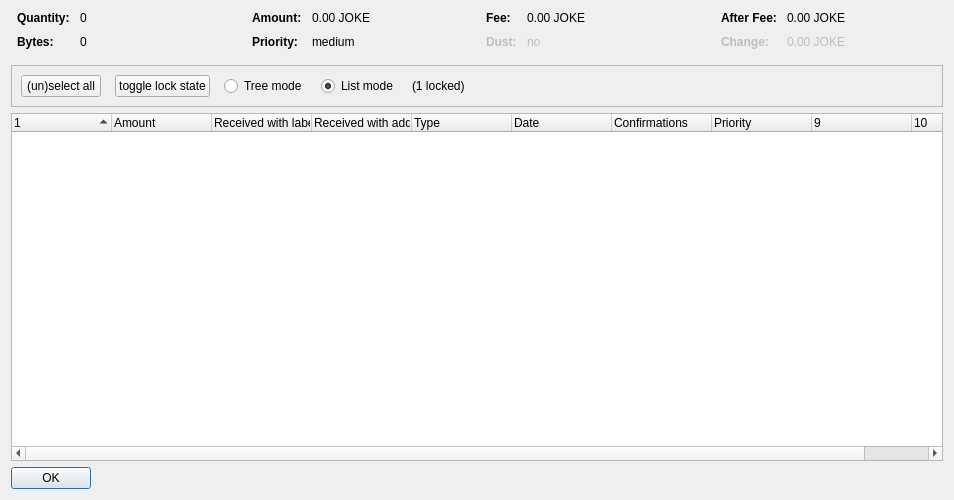
Above: src/qt/forms/coincontroldialog.ui from clowncrew/jokecoin before the change. Below: the same form after it.
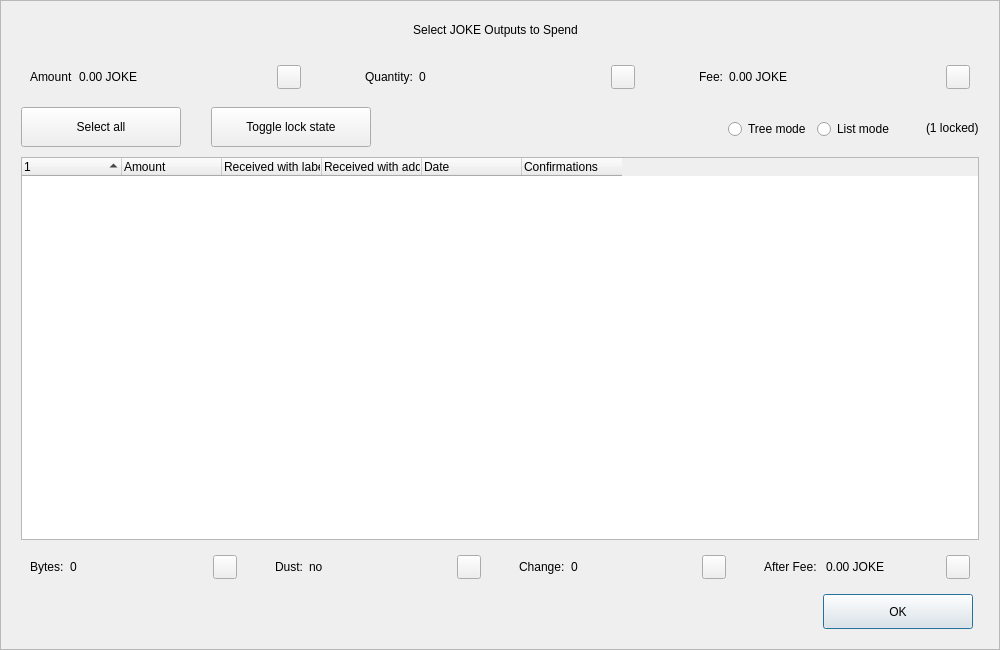
That is the form after the change. Custom widgets are drawn as their Qt base class.

Patch:
```diff
--- a/src/qt/forms/coincontroldialog.ui
+++ b/src/qt/forms/coincontroldialog.ui
@@ -6,50 +6,204 @@
    <rect>
     <x>0</x>
     <y>0</y>
-    <width>954</width>
-    <height>500</height>
+    <width>1000</width>
+    <height>650</height>
    </rect>
   </property>
+  <property name="minimumSize">
+   <size>
+    <width>950</width>
+    <height>650</height>
+   </size>
+  </property>
   <property name="windowTitle">
    <string>Coin Selection</string>
   </property>
+  <property name="styleSheet">
+   <string notr="true"/>
+  </property>
   <layout class="QVBoxLayout" name="verticalLayout">
-   <item>
-    <layout class="QHBoxLayout" name="horizontalLayoutTop" stretch="0,0,0,0">
+   <property name="spacing">
+    <number>0</number>
+   </property>
+   <property name="leftMargin">
+    <number>0</number>
+   </property>
      <property name="topMargin">
       <number>0</number>
      </property>
+   <property name="rightMargin">
+    <number>0</number>
+   </property>
      <property name="bottomMargin">
-      <number>10</number>
+    <number>0</number>
      </property>
      <item>
-      <layout class="QFormLayout" name="formLayoutCoinControl1">
-       <property name="horizontalSpacing">
-        <number>10</number>
-       </property>
-       <property name="verticalSpacing">
-        <number>10</number>
-       </property>
+    <widget class="QFrame" name="frameContainer">
+     <property name="toolTipDuration">
+      <number>0</number>
+     </property>
+     <property name="frameShape">
+      <enum>QFrame::StyledPanel</enum>
+     </property>
+     <property name="frameShadow">
+      <enum>QFrame::Raised</enum>
+     </property>
+     <layout class="QVBoxLayout" name="verticalLayout_2">
        <property name="leftMargin">
-        <number>6</number>
+       <number>0</number>
        </property>
        <property name="rightMargin">
-        <number>6</number>
-       </property>
-       <item row="0" column="0">
+       <number>0</number>
+      </property>
+      <property name="bottomMargin">
+       <number>20</number>
+      </property>
+      <item>
+       <layout class="QHBoxLayout" name="horizontalLayout_12">
+        <property name="spacing">
+         <number>0</number>
+        </property>
+        <property name="leftMargin">
+         <number>20</number>
+        </property>
+        <property name="rightMargin">
+         <number>30</number>
+        </property>
+        <item>
+         <spacer name="horizontalSpacer_4">
+          <property name="orientation">
+           <enum>Qt::Horizontal</enum>
+          </property>
+          <property name="sizeHint" stdset="0">
+           <size>
+            <width>40</width>
+            <height>20</height>
+           </size>
+          </property>
+         </spacer>
+        </item>
+        <item>
+         <widget class="QLabel" name="labelTitle">
+          <property name="minimumSize">
+           <size>
+            <width>0</width>
+            <height>40</height>
+           </size>
+          </property>
+          <property name="maximumSize">
+           <size>
+            <width>16777215</width>
+            <height>40</height>
+           </size>
+          </property>
+          <property name="text">
+           <string>Select JOKE Outputs to Spend</string>
+          </property>
+          <property name="alignment">
+           <set>Qt::AlignCenter</set>
+          </property>
+          <property name="margin">
+           <number>7</number>
+          </property>
+         </widget>
+        </item>
+        <item>
+         <spacer name="horizontalSpacer_5">
+          <property name="orientation">
+           <enum>Qt::Horizontal</enum>
+          </property>
+          <property name="sizeHint" stdset="0">
+           <size>
+            <width>40</width>
+            <height>20</height>
+           </size>
+          </property>
+         </spacer>
+        </item>
+       </layout>
+      </item>
+      <item>
+       <layout class="QHBoxLayout" name="horizontalLayout_8">
+        <property name="leftMargin">
+         <number>20</number>
+        </property>
+        <property name="rightMargin">
+         <number>20</number>
+        </property>
+        <item>
+         <widget class="QWidget" name="layoutAmount" native="true">
+          <layout class="QHBoxLayout" name="horizontalLayout_9" stretch="0,1,0">
+           <item>
+            <widget class="QLabel" name="labelCoinControlAmountText">
+             <property name="text">
+              <string>Amount</string>
+             </property>
+            </widget>
+           </item>
+           <item>
+            <widget class="QLabel" name="labelCoinControlAmount">
+             <property name="text">
+              <string>0.00 JOKE</string>
+             </property>
+            </widget>
+           </item>
+           <item alignment="Qt::AlignHCenter|Qt::AlignVCenter">
+            <widget class="QPushButton" name="pushButtonAmount">
+             <property name="minimumSize">
+              <size>
+               <width>0</width>
+               <height>24</height>
+              </size>
+             </property>
+             <property name="maximumSize">
+              <size>
+               <width>24</width>
+               <height>26</height>
+              </size>
+             </property>
+             <property name="focusPolicy">
+              <enum>Qt::NoFocus</enum>
+             </property>
+             <property name="styleSheet">
+              <string notr="true">padding-bottom:2px;
+padding-right:4px;</string>
+             </property>
+             <property name="text">
+              <string/>
+             </property>
+            </widget>
+           </item>
+          </layout>
+         </widget>
+        </item>
+        <item>
+         <spacer name="horizontalSpacer_2">
+          <property name="orientation">
+           <enum>Qt::Horizontal</enum>
+          </property>
+          <property name="sizeType">
+           <enum>QSizePolicy::Fixed</enum>
+          </property>
+          <property name="sizeHint" stdset="0">
+           <size>
+            <width>40</width>
+            <height>20</height>
+           </size>
+          </property>
+         </spacer>
+        </item>
+        <item>
+         <widget class="QWidget" name="layoutQuantity" native="true">
+          <layout class="QHBoxLayout" name="horizontalLayout_10" stretch="0,1,0">
+           <item>
         <widget class="QLabel" name="labelCoinControlQuantityText">
-         <property name="font">
-          <font>
-           <weight>75</weight>
-           <bold>true</bold>
-          </font>
-         </property>
          <property name="text">
           <string>Quantity:</string>
          </property>
         </widget>
        </item>
-       <item row="0" column="1">
+           <item>
         <widget class="QLabel" name="labelCoinControlQuantity">
          <property name="cursor">
           <cursorShape>IBeamCursor</cursorShape>
@@ -58,146 +212,66 @@
           <enum>Qt::ActionsContextMenu</enum>
          </property>
          <property name="text">
-          <string notr="true">0</string>
-         </property>
-         <property name="textInteractionFlags">
-          <set>Qt::LinksAccessibleByMouse|Qt::TextSelectableByKeyboard|Qt::TextSelectableByMouse</set>
-         </property>
-        </widget>
-       </item>
-       <item row="1" column="0">
-        <widget class="QLabel" name="labelCoinControlBytesText">
-         <property name="font">
-          <font>
-           <weight>75</weight>
-           <bold>true</bold>
-          </font>
-         </property>
-         <property name="text">
-          <string>Bytes:</string>
-         </property>
-        </widget>
-       </item>
-       <item row="1" column="1">
-        <widget class="QLabel" name="labelCoinControlBytes">
-         <property name="cursor">
-          <cursorShape>IBeamCursor</cursorShape>
-         </property>
-         <property name="contextMenuPolicy">
-          <enum>Qt::ActionsContextMenu</enum>
+              <string>0</string>
+             </property>
+            </widget>
+           </item>
+           <item alignment="Qt::AlignHCenter|Qt::AlignVCenter">
+            <widget class="QPushButton" name="pushButtonQuantity">
+             <property name="minimumSize">
+              <size>
+               <width>0</width>
+               <height>24</height>
+              </size>
+             </property>
+             <property name="maximumSize">
+              <size>
+               <width>24</width>
+               <height>26</height>
+              </size>
+             </property>
+             <property name="focusPolicy">
+              <enum>Qt::NoFocus</enum>
+             </property>
+             <property name="styleSheet">
+              <string notr="true">padding-bottom:2px;
+               padding-right:4px;</string>
          </property>
          <property name="text">
-          <string notr="true">0</string>
-         </property>
-         <property name="textInteractionFlags">
-          <set>Qt::LinksAccessibleByMouse|Qt::TextSelectableByKeyboard|Qt::TextSelectableByMouse</set>
-         </property>
+              <string/>
+             </property>
         </widget>
        </item>
       </layout>
+         </widget>
      </item>
      <item>
-      <layout class="QFormLayout" name="formLayoutCoinControl2">
-       <property name="horizontalSpacing">
-        <number>10</number>
-       </property>
-       <property name="verticalSpacing">
-        <number>10</number>
-       </property>
-       <property name="leftMargin">
-        <number>6</number>
-       </property>
-       <property name="rightMargin">
-        <number>6</number>
-       </property>
-       <item row="0" column="0">
-        <widget class="QLabel" name="labelCoinControlAmountText">
-         <property name="font">
-          <font>
-           <weight>75</weight>
-           <bold>true</bold>
-          </font>
-         </property>
-         <property name="text">
-          <string>Amount:</string>
-         </property>
-        </widget>
-       </item>
-       <item row="0" column="1">
-        <widget class="QLabel" name="labelCoinControlAmount">
-         <property name="cursor">
-          <cursorShape>IBeamCursor</cursorShape>
-         </property>
-         <property name="contextMenuPolicy">
-          <enum>Qt::ActionsContextMenu</enum>
-         </property>
-         <property name="text">
-          <string notr="true">0.00 JOKE</string>
-         </property>
-         <property name="textInteractionFlags">
-          <set>Qt::LinksAccessibleByMouse|Qt::TextSelectableByKeyboard|Qt::TextSelectableByMouse</set>
-         </property>
-        </widget>
-       </item>
-       <item row="1" column="0">
-        <widget class="QLabel" name="labelCoinControlPriorityText">
-         <property name="font">
-          <font>
-           <weight>75</weight>
-           <bold>true</bold>
-          </font>
-         </property>
-         <property name="text">
-          <string>Priority:</string>
-         </property>
-        </widget>
-       </item>
-       <item row="1" column="1">
-        <widget class="QLabel" name="labelCoinControlPriority">
-         <property name="cursor">
-          <cursorShape>IBeamCursor</cursorShape>
-         </property>
-         <property name="contextMenuPolicy">
-          <enum>Qt::ActionsContextMenu</enum>
-         </property>
-         <property name="text">
-          <string>medium</string>
-         </property>
-         <property name="textInteractionFlags">
-          <set>Qt::LinksAccessibleByMouse|Qt::TextSelectableByKeyboard|Qt::TextSelectableByMouse</set>
-         </property>
-        </widget>
-       </item>
-      </layout>
-     </item>
+         <spacer name="horizontalSpacer_22">
+          <property name="orientation">
+           <enum>Qt::Horizontal</enum>
+          </property>
+          <property name="sizeType">
+           <enum>QSizePolicy::Fixed</enum>
+          </property>
+          <property name="sizeHint" stdset="0">
+           <size>
+            <width>40</width>
+            <height>20</height>
+           </size>
+          </property>
+         </spacer>
+        </item>
      <item>
-      <layout class="QFormLayout" name="formLayoutCoinControl3">
-       <property name="horizontalSpacing">
-        <number>10</number>
-       </property>
-       <property name="verticalSpacing">
-        <number>10</number>
-       </property>
-       <property name="leftMargin">
-        <number>6</number>
-       </property>
-       <property name="rightMargin">
-        <number>6</number>
-       </property>
-       <item row="0" column="0">
+         <widget class="QWidget" name="layoutFee" native="true">
+          <layout class="QHBoxLayout" name="horizontalLayout_11" stretch="0,1,0">
+           <item>
         <widget class="QLabel" name="labelCoinControlFeeText">
-         <property name="font">
-          <font>
-           <weight>75</weight>
-           <bold>true</bold>
-          </font>
-         </property>
          <property name="text">
           <string>Fee:</string>
          </property>
         </widget>
        </item>
-       <item row="0" column="1">
+           <item>
         <widget class="QLabel" name="labelCoinControlFee">
          <property name="cursor">
           <cursorShape>IBeamCursor</cursorShape>
@@ -206,129 +280,38 @@
           <enum>Qt::ActionsContextMenu</enum>
          </property>
          <property name="text">
-          <string notr="true">0.00 JOKE</string>
-         </property>
-         <property name="textInteractionFlags">
-          <set>Qt::LinksAccessibleByMouse|Qt::TextSelectableByKeyboard|Qt::TextSelectableByMouse</set>
-         </property>
-        </widget>
-       </item>
-       <item row="1" column="0">
-        <widget class="QLabel" name="labelCoinControlLowOutputText">
-         <property name="enabled">
-          <bool>false</bool>
-         </property>
-         <property name="font">
-          <font>
-           <weight>75</weight>
-           <bold>true</bold>
-          </font>
-         </property>
-         <property name="text">
-          <string>Dust:</string>
-         </property>
-        </widget>
-       </item>
-       <item row="1" column="1">
-        <widget class="QLabel" name="labelCoinControlLowOutput">
-         <property name="enabled">
-          <bool>false</bool>
-         </property>
-         <property name="cursor">
-          <cursorShape>IBeamCursor</cursorShape>
-         </property>
-         <property name="contextMenuPolicy">
-          <enum>Qt::ActionsContextMenu</enum>
-         </property>
+              <string>0.00 JOKE</string>
+             </property>
+            </widget>
+           </item>
+           <item alignment="Qt::AlignHCenter|Qt::AlignVCenter">
+            <widget class="QPushButton" name="pushButtonFee">
+             <property name="minimumSize">
+              <size>
+               <width>0</width>
+               <height>24</height>
+              </size>
+             </property>
+             <property name="maximumSize">
+              <size>
+               <width>24</width>
+               <height>26</height>
+              </size>
+             </property>
+             <property name="focusPolicy">
+              <enum>Qt::NoFocus</enum>
+             </property>
+             <property name="styleSheet">
+              <string notr="true">padding-bottom:2px;
+               padding-right:4px;</string>
+             </property>
          <property name="text">
-          <string>no</string>
-         </property>
-         <property name="textInteractionFlags">
-          <set>Qt::LinksAccessibleByMouse|Qt::TextSelectableByKeyboard|Qt::TextSelectableByMouse</set>
-         </property>
+              <string/>
+             </property>
         </widget>
        </item>
       </layout>
-     </item>
-     <item>
-      <layout class="QFormLayout" name="formLayoutCoinControl4">
-       <property name="horizontalSpacing">
-        <number>10</number>
-       </property>
-       <property name="verticalSpacing">
-        <number>10</number>
-       </property>
-       <property name="leftMargin">
-        <number>6</number>
-       </property>
-       <property name="rightMargin">
-        <number>6</number>
-       </property>
-       <item row="0" column="0">
-        <widget class="QLabel" name="labelCoinControlAfterFeeText">
-         <property name="font">
-          <font>
-           <weight>75</weight>
-           <bold>true</bold>
-          </font>
-         </property>
-         <property name="text">
-          <string>After Fee:</string>
-         </property>
-        </widget>
-       </item>
-       <item row="0" column="1">
-        <widget class="QLabel" name="labelCoinControlAfterFee">
-         <property name="cursor">
-          <cursorShape>IBeamCursor</cursorShape>
-         </property>
-         <property name="contextMenuPolicy">
-          <enum>Qt::ActionsContextMenu</enum>
-         </property>
-         <property name="text">
-          <string notr="true">0.00 JOKE</string>
-         </property>
-         <property name="textInteractionFlags">
-          <set>Qt::LinksAccessibleByMouse|Qt::TextSelectableByKeyboard|Qt::TextSelectableByMouse</set>
-         </property>
-        </widget>
-       </item>
-       <item row="1" column="0">
-        <widget class="QLabel" name="labelCoinControlChangeText">
-         <property name="enabled">
-          <bool>false</bool>
-         </property>
-         <property name="font">
-          <font>
-           <weight>75</weight>
-           <bold>true</bold>
-          </font>
-         </property>
-         <property name="text">
-          <string>Change:</string>
-         </property>
-        </widget>
-       </item>
-       <item row="1" column="1">
-        <widget class="QLabel" name="labelCoinControlChange">
-         <property name="enabled">
-          <bool>false</bool>
-         </property>
-         <property name="cursor">
-          <cursorShape>IBeamCursor</cursorShape>
-         </property>
-         <property name="contextMenuPolicy">
-          <enum>Qt::ActionsContextMenu</enum>
-         </property>
-         <property name="text">
-          <string notr="true">0.00 JOKE</string>
-         </property>
-         <property name="textInteractionFlags">
-          <set>Qt::LinksAccessibleByMouse|Qt::TextSelectableByKeyboard|Qt::TextSelectableByMouse</set>
-         </property>
-        </widget>
-       </item>
-      </layout>
+         </widget>
      </item>
     </layout>
    </item>
@@ -340,6 +323,11 @@
        <height>40</height>
       </size>
      </property>
+        <property name="styleSheet">
+         <string notr="true">#frame {
+	border:0;
+}</string>
+        </property>
      <property name="frameShape">
       <enum>QFrame::StyledPanel</enum>
      </property>
@@ -347,10 +335,25 @@
       <enum>QFrame::Sunken</enum>
      </property>
      <layout class="QHBoxLayout" name="horizontalLayout">
+         <property name="spacing">
+          <number>0</number>
+         </property>
+         <property name="leftMargin">
+          <number>20</number>
+         </property>
+         <property name="topMargin">
+          <number>0</number>
+         </property>
+         <property name="rightMargin">
+          <number>20</number>
+         </property>
+         <property name="bottomMargin">
+          <number>0</number>
+         </property>
       <item>
        <layout class="QHBoxLayout" name="horizontalLayoutPanel" stretch="0,0,0,0,0,0">
         <property name="spacing">
-         <number>14</number>
+            <number>20</number>
         </property>
         <item>
          <widget class="QPushButton" name="pushButtonSelectAll">
@@ -360,14 +363,51 @@
             <verstretch>0</verstretch>
            </sizepolicy>
           </property>
+             <property name="minimumSize">
+              <size>
+               <width>160</width>
+               <height>40</height>
+              </size>
+             </property>
+             <property name="maximumSize">
+              <size>
+               <width>16777215</width>
+               <height>40</height>
+              </size>
+             </property>
           <property name="text">
-           <string>(un)select all</string>
+              <string>Select all</string>
+             </property>
+             <property name="checkable">
+              <bool>true</bool>
+             </property>
+             <property name="checked">
+              <bool>false</bool>
+             </property>
+             <property name="autoExclusive">
+              <bool>false</bool>
           </property>
           <property name="autoDefault">
            <bool>false</bool>
           </property>
          </widget>
         </item>
+           <item>
+            <spacer name="horizontalSpacer_6">
+             <property name="orientation">
+              <enum>Qt::Horizontal</enum>
+             </property>
+             <property name="sizeType">
+              <enum>QSizePolicy::Fixed</enum>
+             </property>
+             <property name="sizeHint" stdset="0">
+              <size>
+               <width>10</width>
+               <height>20</height>
+              </size>
+             </property>
+            </spacer>
+           </item>
         <item>
          <widget class="QPushButton" name="pushButtonToggleLock">
           <property name="sizePolicy">
@@ -376,14 +416,60 @@
             <verstretch>0</verstretch>
            </sizepolicy>
           </property>
+             <property name="minimumSize">
+              <size>
+               <width>160</width>
+               <height>40</height>
+              </size>
+             </property>
+             <property name="maximumSize">
+              <size>
+               <width>16777215</width>
+               <height>40</height>
+              </size>
+             </property>
           <property name="text">
-           <string>toggle lock state</string>
+              <string>Toggle lock state</string>
+             </property>
+             <property name="checkable">
+              <bool>true</bool>
+             </property>
+             <property name="autoExclusive">
+              <bool>false</bool>
           </property>
           <property name="autoDefault">
            <bool>false</bool>
           </property>
          </widget>
         </item>
+           <item>
+            <spacer name="horizontalSpacer_7">
+             <property name="orientation">
+              <enum>Qt::Horizontal</enum>
+             </property>
+             <property name="sizeType">
+              <enum>QSizePolicy::Expanding</enum>
+             </property>
+             <property name="sizeHint" stdset="0">
+              <size>
+               <width>30</width>
+               <height>20</height>
+              </size>
+             </property>
+            </spacer>
+           </item>
+           <item alignment="Qt::AlignRight">
+            <widget class="QGroupBox" name="groupBox_2">
+             <property name="styleSheet">
+              <string notr="true">#groupBox_2 {
+    background-color:transparent;
+    border-radius:0;
+}</string>
+             </property>
+             <property name="title">
+              <string/>
+             </property>
+             <layout class="QHBoxLayout" name="horizontalLayout_14">
         <item>
          <widget class="QRadioButton" name="radioTreeMode">
           <property name="sizePolicy">
@@ -409,8 +495,11 @@
            <string>List mode</string>
           </property>
           <property name="checked">
-           <bool>true</bool>
-          </property>
+                 <bool>false</bool>
+                </property>
+               </widget>
+              </item>
+             </layout>
          </widget>
         </item>
         <item>
@@ -420,34 +509,32 @@
           </property>
          </widget>
         </item>
-        <item>
-         <spacer name="horizontalSpacer">
-          <property name="orientation">
-           <enum>Qt::Horizontal</enum>
-          </property>
-          <property name="sizeHint" stdset="0">
-           <size>
-            <width>40</width>
-            <height>20</height>
-           </size>
-          </property>
-         </spacer>
-        </item>
        </layout>
       </item>
      </layout>
     </widget>
    </item>
+      <item>
+       <layout class="QHBoxLayout" name="horizontalLayout_13">
+        <property name="leftMargin">
+         <number>20</number>
+        </property>
+        <property name="rightMargin">
+         <number>20</number>
+        </property>
    <item>
     <widget class="CoinControlTreeWidget" name="treeWidget">
      <property name="contextMenuPolicy">
       <enum>Qt::CustomContextMenu</enum>
      </property>
+          <property name="styleSheet">
+           <string notr="true"/>
+          </property>
      <property name="sortingEnabled">
       <bool>false</bool>
      </property>
      <property name="columnCount">
-      <number>10</number>
+           <number>6</number>
      </property>
      <attribute name="headerShowSortIndicator" stdset="0">
       <bool>true</bool>
@@ -475,11 +562,6 @@
        <string>Received with address</string>
       </property>
      </column>
-     <column>
-      <property name="text">
-       <string>Type</string>
-      </property>
-     </column>
      <column>
       <property name="text">
        <string>Date</string>
@@ -493,37 +575,247 @@
        <string>Confirmed</string>
       </property>
      </column>
-     <column>
+         </widget>
+        </item>
+       </layout>
+      </item>
+      <item>
+       <layout class="QHBoxLayout" name="horizontalLayout_3">
+        <property name="spacing">
+         <number>20</number>
+        </property>
+        <property name="leftMargin">
+         <number>20</number>
+        </property>
+        <property name="rightMargin">
+         <number>20</number>
+        </property>
+        <item>
+         <widget class="QWidget" name="layoutBytes" native="true">
+          <layout class="QHBoxLayout" name="horizontalLayout_4" stretch="0,1,0">
+           <item>
+            <widget class="QLabel" name="labelCoinControlBytesText">
       <property name="text">
-       <string>Priority</string>
-      </property>
-     </column>
-     <column>
+              <string>Bytes:</string>
+             </property>
+            </widget>
+           </item>
+           <item>
+            <widget class="QLabel" name="labelCoinControlBytes">
       <property name="text">
+              <string>0</string>
+             </property>
+            </widget>
+           </item>
+           <item alignment="Qt::AlignHCenter|Qt::AlignVCenter">
+            <widget class="QPushButton" name="pushButtonBytes">
+             <property name="minimumSize">
+              <size>
+               <width>0</width>
+               <height>24</height>
+              </size>
+             </property>
+             <property name="maximumSize">
+              <size>
+               <width>24</width>
+               <height>26</height>
+              </size>
+             </property>
+             <property name="focusPolicy">
+              <enum>Qt::NoFocus</enum>
+             </property>
+             <property name="styleSheet">
+              <string notr="true">padding-bottom:2px;
+               padding-right:4px;</string>
+             </property>
+             <property name="text">
        <string/>
       </property>
-     </column>
-     <column>
+            </widget>
+           </item>
+          </layout>
+         </widget>
+        </item>
+        <item>
+         <widget class="QWidget" name="layoutDust" native="true">
+          <layout class="QHBoxLayout" name="horizontalLayout_5" stretch="0,1,0">
+           <item>
+            <widget class="QLabel" name="labelCoinControlLowOutputText">
       <property name="text">
+              <string>Dust:</string>
+             </property>
+            </widget>
+           </item>
+           <item>
+            <widget class="QLabel" name="labelCoinControlLowOutput">
+             <property name="text">
+              <string>no</string>
+             </property>
+            </widget>
+           </item>
+           <item alignment="Qt::AlignHCenter|Qt::AlignVCenter">
+            <widget class="QPushButton" name="pushButtonDust">
+             <property name="minimumSize">
+              <size>
+               <width>0</width>
+               <height>24</height>
+              </size>
+             </property>
+             <property name="maximumSize">
+              <size>
+               <width>24</width>
+               <height>26</height>
+              </size>
+             </property>
+             <property name="focusPolicy">
+              <enum>Qt::NoFocus</enum>
+             </property>
+             <property name="styleSheet">
+              <string notr="true">padding-bottom:2px;
+               padding-right:4px;</string>
+             </property>
+             <property name="text">
        <string/>
       </property>
-     </column>
-    </widget>
-   </item>
+            </widget>
+           </item>
+          </layout>
+         </widget>
+        </item>
    <item>
-    <widget class="QDialogButtonBox" name="buttonBox">
-     <property name="sizePolicy">
-      <sizepolicy hsizetype="Maximum" vsizetype="Fixed">
-       <horstretch>0</horstretch>
-       <verstretch>0</verstretch>
-      </sizepolicy>
-     </property>
+         <widget class="QWidget" name="layoutChange" native="true">
+          <layout class="QHBoxLayout" name="horizontalLayout_6" stretch="0,1,0">
+           <item>
+            <widget class="QLabel" name="labelCoinControlChangeText">
+             <property name="text">
+              <string>Change:</string>
+             </property>
+            </widget>
+           </item>
+           <item>
+            <widget class="QLabel" name="labelCoinControlChange">
+             <property name="text">
+              <string>0</string>
+             </property>
+            </widget>
+           </item>
+           <item alignment="Qt::AlignHCenter|Qt::AlignVCenter">
+            <widget class="QPushButton" name="pushButtonChange">
+             <property name="minimumSize">
+              <size>
+               <width>0</width>
+               <height>24</height>
+              </size>
+             </property>
+             <property name="maximumSize">
+              <size>
+               <width>24</width>
+               <height>26</height>
+              </size>
+             </property>
+             <property name="focusPolicy">
+              <enum>Qt::NoFocus</enum>
+             </property>
+             <property name="styleSheet">
+              <string notr="true">padding-bottom:2px;
+               padding-right:4px;</string>
+             </property>
+             <property name="text">
+              <string/>
+             </property>
+            </widget>
+           </item>
+          </layout>
+         </widget>
+        </item>
+        <item>
+         <widget class="QWidget" name="layoutAfter" native="true">
+          <layout class="QHBoxLayout" name="horizontalLayout_7" stretch="0,1,0">
+           <item>
+            <widget class="QLabel" name="labelCoinControlAfterFeeText">
+             <property name="text">
+              <string>After Fee: </string>
+             </property>
+            </widget>
+           </item>
+           <item>
+            <widget class="QLabel" name="labelCoinControlAfterFee">
+             <property name="text">
+              <string>0.00 JOKE</string>
+             </property>
+            </widget>
+           </item>
+           <item alignment="Qt::AlignHCenter|Qt::AlignVCenter">
+            <widget class="QPushButton" name="pushButtonAlterFee">
+             <property name="minimumSize">
+              <size>
+               <width>0</width>
+               <height>24</height>
+              </size>
+             </property>
+             <property name="maximumSize">
+              <size>
+               <width>24</width>
+               <height>26</height>
+              </size>
+             </property>
+             <property name="focusPolicy">
+              <enum>Qt::NoFocus</enum>
+             </property>
+             <property name="styleSheet">
+              <string notr="true">padding-bottom:2px;
+               padding-right:4px;</string>
+             </property>
+             <property name="text">
+              <string/>
+             </property>
+            </widget>
+           </item>
+          </layout>
+         </widget>
+        </item>
+       </layout>
+      </item>
+      <item>
+       <layout class="QHBoxLayout" name="horizontalLayout_2">
+        <property name="spacing">
+         <number>0</number>
+        </property>
+        <property name="leftMargin">
+         <number>20</number>
+        </property>
+        <property name="rightMargin">
+         <number>26</number>
+        </property>
+        <item>
+         <spacer name="horizontalSpacer_3">
      <property name="orientation">
       <enum>Qt::Horizontal</enum>
      </property>
-     <property name="standardButtons">
-      <set>QDialogButtonBox::Ok</set>
-     </property>
+          <property name="sizeHint" stdset="0">
+           <size>
+            <width>558</width>
+            <height>20</height>
+           </size>
+          </property>
+         </spacer>
+        </item>
+        <item>
+         <widget class="QPushButton" name="pushButtonOk">
+          <property name="minimumSize">
+           <size>
+            <width>150</width>
+            <height>35</height>
+           </size>
+          </property>
+          <property name="text">
+           <string>OK</string>
+          </property>
+         </widget>
+        </item>
+       </layout>
+      </item>
+     </layout>
     </widget>
    </item>
   </layout>
```
Left out of the diff: 12 changed lines with no effect on the pictures. Lines whose indentation alone changed are shown as unchanged.
